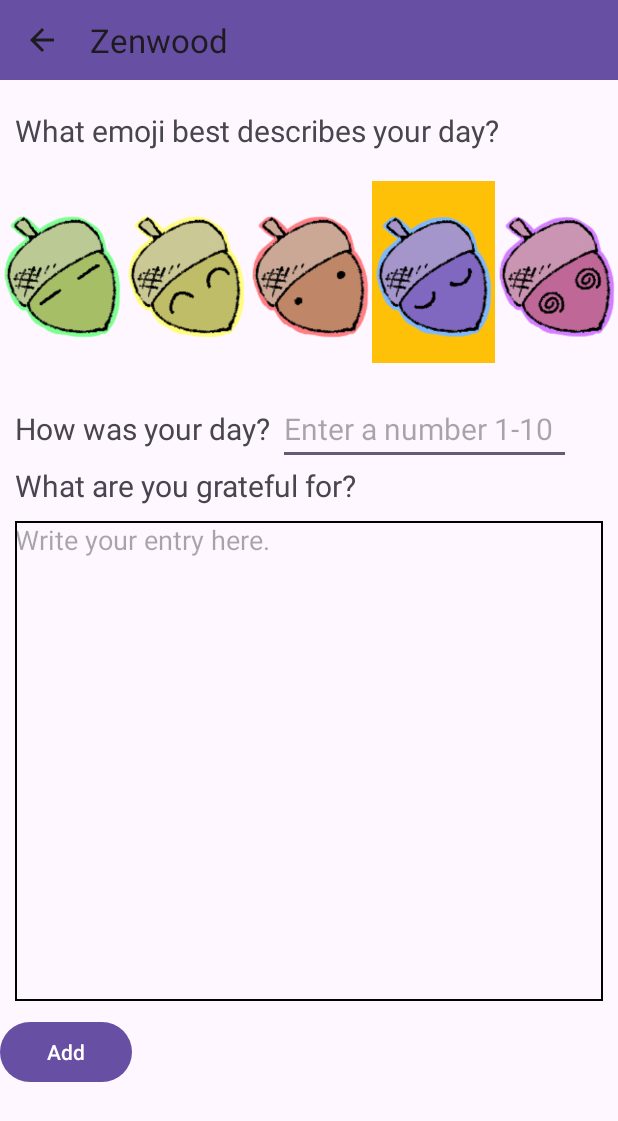
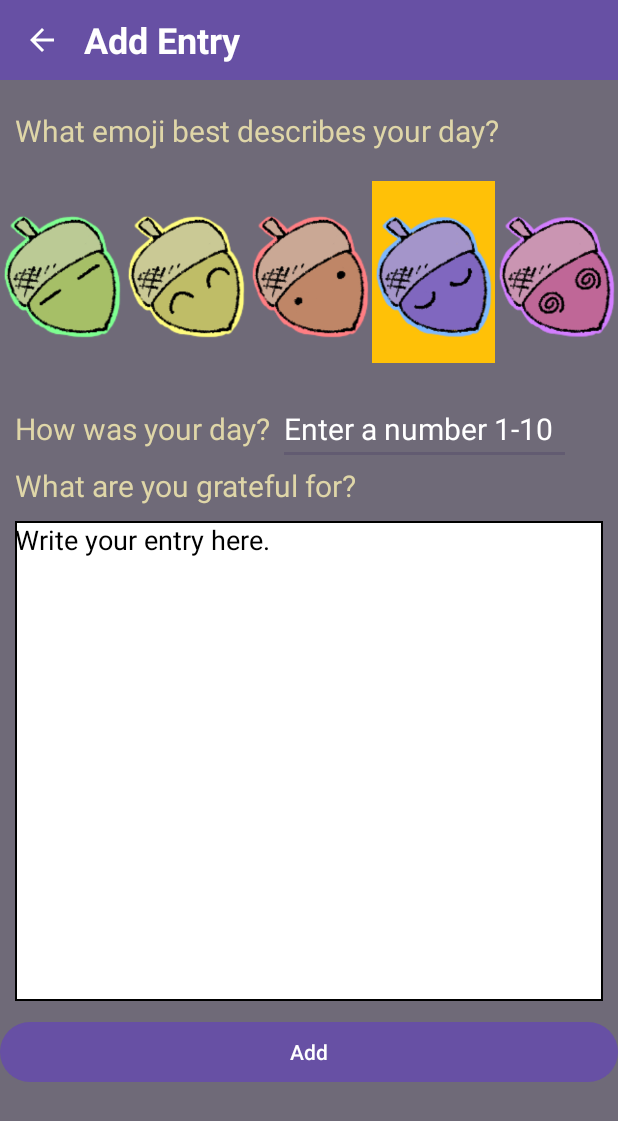
Before and after one commit to simplyallissa/Zenwood, an Android app: the AddEntryActivity screen opened directly, with no data from a screen before it, after a tap on an icon or button, on a phone screen of 412 x 824 dp. Shown: the top 1121 px of the screen. Run offline under Robolectric (Android 15) with nearby library versions, the phone set to English and light mode, and no system bars; 3 other taps on this screen came first.

Commit message:
changed up the colors a bit on the add entry screen

```diff
--- a/app/build.gradle.kts
+++ b/app/build.gradle.kts
@@ -8,7 +8,6 @@ android {
     namespace = "edu.ucdenver.hertzallissa.zenwood"
 
     buildFeatures {
-//        dataBinding = true
         viewBinding = true
     }
 
--- a/app/src/main/java/edu/ucdenver/hertzallissa/zenwood/AddEntryActivity.java
+++ b/app/src/main/java/edu/ucdenver/hertzallissa/zenwood/AddEntryActivity.java
@@ -1,14 +1,20 @@
 package edu.ucdenver.hertzallissa.zenwood;
 
+import android.content.DialogInterface;
 import android.graphics.Color;
+import android.graphics.PorterDuff;
+import android.graphics.drawable.Drawable;
 import android.os.Bundle;
 import android.util.Log;
+import android.view.Menu;
 import android.view.MenuItem;
 import android.view.View;
 import android.widget.Button;
 import android.widget.ImageView;
 
+import androidx.appcompat.app.AlertDialog;
 import androidx.appcompat.app.AppCompatActivity;
+import androidx.core.content.ContextCompat;
 
 import java.util.Date;
 import java.util.List;
@@ -32,6 +38,7 @@ public class AddEntryActivity extends AppCompatActivity {
 
         getSupportActionBar().setDisplayHomeAsUpEnabled(true);
         getSupportActionBar().setDisplayShowHomeEnabled(true);
+        getSupportActionBar().setTitle(null);
 
         entryAdapter = new EntryAdapter(this);
 
@@ -76,6 +83,10 @@ public class AddEntryActivity extends AppCompatActivity {
             @Override
             public void onClick(View view) {
                 String emoji = selectedEmoji;
+                if (selectedEmoji.isEmpty()){
+                    showAlertDialog("You must select an emoji.");
+                    return;
+                }
                 int rating;
                 try {
                     rating = Integer.parseInt(binding.ratingEditText.getText().toString());
@@ -83,45 +94,40 @@ public class AddEntryActivity extends AppCompatActivity {
                     Log.e("AddEntryActivity", "Error parsing rating: " + e.getMessage());
                     rating = 0;
                 }
+                if (rating < 0 || rating > 10) {
+                    showAlertDialog("Your rating must be a number 1-10.");
+                    return;
+                }
+                String ratingText = binding.ratingEditText.getText().toString();
+                if (ratingText.isEmpty()) {
+                    showAlertDialog("You must enter a rating.");
+                    return;
+                }
                 String firstLine = binding.entryInputEditText.getText().toString();
+                if (firstLine.isEmpty()) {
+                    showAlertDialog("You must enter something that you are grateful for.");
+                    return;
+                }
                 Date currentDate = new Date();
                 Date lastUpdate = new Date();
                 addEntryToDatabase(currentDate, lastUpdate, firstLine, emoji, rating);
             }
         });
     }
-    // Method to handle emoji selection
+
+
     private void onEmojiSelected(int emojiResId) {
-        // Set the selected emoji
         selectedEmoji = getEmojiStringFromResource(emojiResId);
 
-        // You may also highlight the selected emoji or provide visual feedback to the user if needed
-        // For example, change the background color of the selected ImageView
-
-        // Reset the background color for all ImageViews (unselect all)
         resetEmojiImageViewsBackground();
 
-        // Set a background color for the selected ImageView (to indicate selection)
         ImageView selectedImageView = getImageViewByEmojiResource(emojiResId);
         if (selectedImageView != null) {
             selectedImageView.setBackgroundColor(getResources().getColor(R.color.selectedEmojiBackground));
         }
 
-        if (emojiResId == R.drawable.em_complicated) {
-            // Handle the case for em_complicated
-        } else if (emojiResId == R.drawable.em_good) {
-            // Handle the case for em_good
-        } else if (emojiResId == R.drawable.em_moderate) {
-            // Handle the case for em_moderate
-        } else if (emojiResId == R.drawable.em_poor) {
-            // Handle the case for em_poor
-        } else if (emojiResId == R.drawable.em_shocking) {
-            // Handle the case for em_shocking
-        }
-        // Add more else-if blocks as needed
     }
 
-    // Method to reset the background color of all emoji ImageViews
     private void resetEmojiImageViewsBackground() {
         binding.emojiImageView1.setBackgroundColor(Color.TRANSPARENT);
         binding.emojiImageView2.setBackgroundColor(Color.TRANSPARENT);
@@ -159,7 +165,7 @@ public class AddEntryActivity extends AppCompatActivity {
         } else if (resId == R.drawable.em_shocking) {
             return "em_shocking";
         } else {
-            return ""; // Handle the default case or throw an exception if needed
+            return "em_complicated";
         }
     }
 
@@ -185,6 +191,7 @@ public class AddEntryActivity extends AppCompatActivity {
         entry.setDate(formatDate(dateTimpestamp));
         entry.setLastUpdate(formatDate(lastUpdate.getTime()));
         long entryId = db.entryDao().insertEntry(entry);
+
         // This is to log the entry id after it is added
         List<Entry> entryList = db.entryDao().getAllEntries();
         Log.d("AddEntryActivity", "Number of entries after insertion: " + entryList.size());
@@ -201,4 +208,16 @@ public class AddEntryActivity extends AppCompatActivity {
         return timestamp;
     }
 
+    private void showAlertDialog(String message) {
+        AlertDialog.Builder builder = new AlertDialog.Builder(this);
+        builder.setMessage(message)
+                .setPositiveButton("OK", new DialogInterface.OnClickListener() {
+                    public void onClick(DialogInterface dialog, int id) {
+                        // You have to have this method even though we're not doing any handling here.
+                    }
+                });
+        builder.create().show();
+    }
+
+
 }
--- a/app/src/main/java/edu/ucdenver/hertzallissa/zenwood/db/AppDatabase.java
+++ b/app/src/main/java/edu/ucdenver/hertzallissa/zenwood/db/AppDatabase.java
@@ -1,7 +1,6 @@
 package edu.ucdenver.hertzallissa.zenwood.db;
 
 import android.content.Context;
-import android.os.AsyncTask;
 
 import androidx.room.Database;
 import androidx.room.Room;
@@ -11,7 +10,6 @@ import androidx.room.RoomDatabase;
 public abstract class AppDatabase extends RoomDatabase {
 
     public abstract EntryDao entryDao();
-
     private static AppDatabase INSTANCE;
 
     public static AppDatabase getDbInstance(Context context) {
@@ -23,7 +21,5 @@ public abstract class AppDatabase extends RoomDatabase {
                     .build();
         }
         return INSTANCE;
-
     }
-
 }
--- a/app/src/main/java/edu/ucdenver/hertzallissa/zenwood/db/Entry.java
+++ b/app/src/main/java/edu/ucdenver/hertzallissa/zenwood/db/Entry.java
@@ -3,11 +3,6 @@ package edu.ucdenver.hertzallissa.zenwood.db;
 import androidx.room.ColumnInfo;
 import androidx.room.Entity;
 import androidx.room.PrimaryKey;
-
-import java.text.ParseException;
-import java.text.SimpleDateFormat;
-import java.util.Calendar;
-import java.util.Date;
 
 @Entity
 public class Entry {
--- a/app/src/main/res/drawable/edit_text_background.xml
+++ b/app/src/main/res/drawable/edit_text_background.xml
@@ -1,5 +1,6 @@
 <shape xmlns:android="http://schemas.android.com/apk/res/android">
+    <solid android:color="#FFFFFF" />
     <stroke
         android:width="1dp"
-        android:color="@color/black" />
+        android:color="#000000" />
 </shape>
--- a/app/src/main/res/layout/activity_add_entry.xml
+++ b/app/src/main/res/layout/activity_add_entry.xml
@@ -5,7 +5,9 @@
     android:id="@+id/gratefulForTextInputLayout"
     android:layout_width="match_parent"
     android:layout_height="match_parent"
-    android:orientation="vertical">
+    android:orientation="vertical"
+    android:background="#6f6a78"
+    >
 
     <com.google.android.material.appbar.AppBarLayout
         android:layout_width="match_parent"
@@ -18,7 +20,17 @@
             android:layout_height="wrap_content"
             android:background="?attr/colorPrimary"
             android:minHeight="?attr/actionBarSize"
-            android:theme="?attr/actionBarTheme" />
+            android:theme="@style/ThemeOverlay.AppCompat.Dark.ActionBar">
+
+            <TextView
+                android:id="@+id/custom_title"
+                android:layout_width="wrap_content"
+                android:layout_height="wrap_content"
+                android:text="@string/add_entry_title"
+                android:textColor="#FFFFFF"
+                android:textSize="24sp"
+                android:textStyle="bold" />
+        </androidx.appcompat.widget.Toolbar>
     </com.google.android.material.appbar.AppBarLayout>
 
     <LinearLayout
@@ -34,7 +46,8 @@
             android:layout_marginTop="20dp"
             android:layout_marginBottom="20dp"
             android:text="@string/what_emoji_best_describes_your_day"
-            android:textSize="20sp" />
+            android:textSize="20sp"
+            android:textColor="#DFD6A8"/>
     </LinearLayout>
 
     <LinearLayout
@@ -96,7 +109,8 @@
                 android:layout_marginBottom="20dp"
                 android:contentDescription="@string/enter_a_number_1_10"
                 android:text="@string/how_was_your_day"
-                android:textSize="20sp" />
+                android:textSize="20sp"
+                android:textColor="#DFD6A8"/>
 
             <EditText
                 android:id="@+id/ratingEditText"
@@ -106,7 +120,9 @@
                 android:ems="10"
                 android:hint="@string/enter_a_number_1_10"
                 android:inputType="number"
-                android:textSize="20sp" />
+                android:textSize="20sp"
+                android:textColor="#DFD6A8"
+                android:textColorHint="#FFFFFF"/>
         </TableRow>
     </TableLayout>
 
@@ -121,7 +137,8 @@
             android:layout_height="wrap_content"
             android:layout_marginStart="10dp"
             android:text="@string/what_are_you_grateful_for"
-            android:textSize="20sp" />
+            android:textSize="20sp"
+            android:textColor="#DFD6A8"/>
     </LinearLayout>
 
     <LinearLayout
@@ -139,7 +156,9 @@
             android:ems="10"
             android:gravity="top"
             android:hint="@string/write_your_entry_here"
-            android:inputType="text|textMultiLine" />
+            android:inputType="text|textMultiLine"
+            android:textColorHint="#000000"
+            android:textColor="#000000"/>
     </LinearLayout>
 
     <LinearLayout
@@ -150,7 +169,7 @@
 
         <Button
             android:id="@+id/addButton"
-            android:layout_width="wrap_content"
+            android:layout_width="match_parent"
             android:layout_height="wrap_content"
             android:text="@string/add"
             android:textAlignment="center" />
--- a/app/src/main/res/layout/activity_home.xml
+++ b/app/src/main/res/layout/activity_home.xml
@@ -6,12 +6,10 @@
     android:layout_height="match_parent"
     android:background="@drawable/bg_home">
 
-
     <LinearLayout
         android:layout_width="match_parent"
         android:layout_height="match_parent"
         android:orientation="vertical">
-
 
         <TextView
             android:id="@+id/welcomeMessageTextView"
--- a/app/src/main/res/menu/menu_activity_add_entry.xml
+++ b/app/src/main/res/menu/menu_activity_add_entry.xml
@@ -4,7 +4,7 @@
 
     <item
         android:id="@+id/action_back"
-        android:title="Back"
-        android:icon="@drawable/ic_arrow_back"
+        android:title="@string/back"
+        android:icon="@drawable/back_arrow"
         app:showAsAction="always" />
 </menu>
--- a/app/src/main/res/values-night/themes.xml
+++ b/app/src/main/res/values-night/themes.xml
@@ -4,4 +4,7 @@
         <!-- Customize your dark theme here. -->
         <!-- <item name="colorPrimary">@color/my_dark_primary</item> -->
     </style>
+    <style name="MyToolbarTitleTextAppearance" parent="TextAppearance.Widget.AppCompat.Toolbar.Title">
+        <item name="android:textColor">#DFD6A8</item>
+    </style>
 </resources>
--- a/app/src/main/res/values/strings.xml
+++ b/app/src/main/res/values/strings.xml
@@ -23,4 +23,8 @@
     <string name="date">Date</string>
     <string name="created">Created:</string>
     <string name="emoji_1">Emoji 1</string>
+    <string name="editbutton">EditButton</string>
+    <string name="deletebutton">DeleteButton</string>
+    <string name="back">Back</string>
+    <string name="add_entry_title">Add Entry</string>
 </resources>
--- a/app/src/main/res/values/themes.xml
+++ b/app/src/main/res/values/themes.xml
@@ -4,6 +4,9 @@
         <!-- Customize your light theme here. -->
         <!-- <item name="colorPrimary">@color/my_light_primary</item> -->
     </style>
+    <style name="MyToolbarTitleTextAppearance" parent="TextAppearance.Widget.AppCompat.Toolbar.Title">
+        <item name="android:textColor">#DFD6A8</item>
+    </style>
 
     <style name="Theme.Zenwood" parent="Base.Theme.Zenwood" />
 </resources>
```
Also changed, not shown: app/src/main/java/edu/ucdenver/hertzallissa/zenwood/EntryAdapter.java (+2 -29 lines), app/src/main/java/edu/ucdenver/hertzallissa/zenwood/HomeActivity.java (+2 -11 lines), app/src/main/res/drawable-anydpi/back_arrow.xml (added, +12 -0 lines), app/src/main/res/layout/list_layout.xml (+3 -4 lines), app/src/main/res/drawable-hdpi/back_arrow.png (added), app/src/main/res/drawable-mdpi/back_arrow.png (added), app/src/main/res/drawable-xhdpi/back_arrow.png (added), app/src/main/res/drawable-xxhdpi/back_arrow.png (added).
